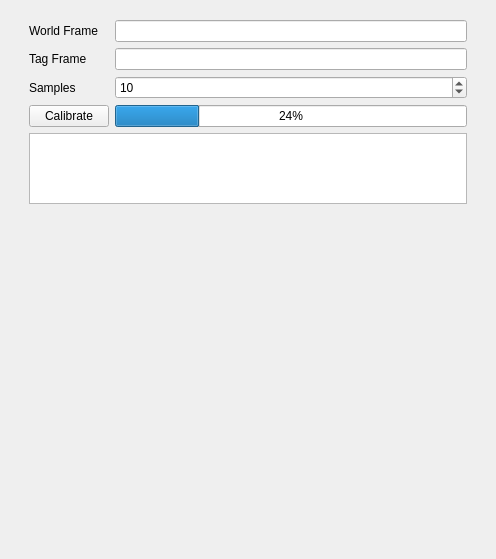
Above: riptide_rviz/riptide_rviz/src/MappingPanel.ui from osu-uwrt/riptide_gui before the change. Below: the same form after it.
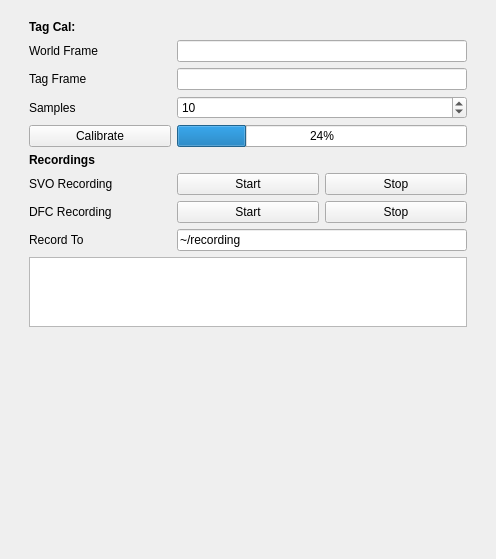
That is the form after the change.

Commit message: add buttons to start recordings. not implemented yet

What changed in the file:
```diff
--- a/riptide_rviz/riptide_rviz/src/MappingPanel.ui
+++ b/riptide_rviz/riptide_rviz/src/MappingPanel.ui
@@ -35,34 +35,42 @@
          <property name="bottomMargin">
           <number>0</number>
          </property>
-         <item row="0" column="1">
-          <widget class="QLineEdit" name="worldFrame"/>
+         <item row="10" column="1">
+          <widget class="QPushButton" name="dfcRecordingStart">
+           <property name="text">
+            <string>Start</string>
+           </property>
+          </widget>
          </item>
-         <item row="1" column="0">
+         <item row="7" column="0">
+          <widget class="QPushButton" name="calibButton">
+           <property name="text">
+            <string>Calibrate</string>
+           </property>
+          </widget>
+         </item>
+         <item row="10" column="0">
+          <widget class="QLabel" name="label_5">
+           <property name="text">
+            <string>DFC Recording</string>
+           </property>
+          </widget>
+         </item>
+         <item row="3" column="0">
           <widget class="QLabel" name="label_2">
            <property name="text">
             <string>Tag Frame</string>
            </property>
           </widget>
          </item>
-         <item row="3" column="0">
-          <widget class="QLabel" name="label_3">
-           <property name="text">
-            <string>Samples</string>
-           </property>
-          </widget>
-         </item>
-         <item row="1" column="1">
-          <widget class="QLineEdit" name="tagFrame"/>
-         </item>
-         <item row="0" column="0">
+         <item row="2" column="0">
           <widget class="QLabel" name="label">
            <property name="text">
             <string>World Frame</string>
            </property>
           </widget>
          </item>
-         <item row="3" column="1">
+         <item row="5" column="1" colspan="2">
           <widget class="QSpinBox" name="numSamples">
            <property name="minimum">
             <number>1</number>
@@ -72,20 +80,88 @@
            </property>
           </widget>
          </item>
-         <item row="4" column="0">
-          <widget class="QPushButton" name="calibButton">
+         <item row="9" column="0">
+          <widget class="QLabel" name="label_4">
            <property name="text">
-            <string>Calibrate</string>
+            <string>SVO Recording</string>
            </property>
           </widget>
          </item>
-         <item row="4" column="1">
+         <item row="8" column="0">
+          <widget class="QLabel" name="label_8">
+           <property name="styleSheet">
+            <string notr="true">font-weight: bold</string>
+           </property>
+           <property name="text">
+            <string>Recordings</string>
+           </property>
+          </widget>
+         </item>
+         <item row="9" column="2">
+          <widget class="QPushButton" name="zedSvoStop">
+           <property name="text">
+            <string>Stop</string>
+           </property>
+          </widget>
+         </item>
+         <item row="11" column="0">
+          <widget class="QLabel" name="label_6">
+           <property name="text">
+            <string>Record To</string>
+           </property>
+          </widget>
+         </item>
+         <item row="2" column="1" colspan="2">
+          <widget class="QLineEdit" name="worldFrame"/>
+         </item>
+         <item row="5" column="0">
+          <widget class="QLabel" name="label_3">
+           <property name="text">
+            <string>Samples</string>
+           </property>
+          </widget>
+         </item>
+         <item row="11" column="1" colspan="2">
+          <widget class="QLineEdit" name="recordDst">
+           <property name="text">
+            <string>~/recording</string>
+           </property>
+          </widget>
+         </item>
+         <item row="7" column="1" colspan="2">
           <widget class="QProgressBar" name="calibProgress">
            <property name="value">
             <number>24</number>
            </property>
           </widget>
          </item>
+         <item row="9" column="1">
+          <widget class="QPushButton" name="zedSvoStart">
+           <property name="text">
+            <string>Start</string>
+           </property>
+          </widget>
+         </item>
+         <item row="1" column="0">
+          <widget class="QLabel" name="label_7">
+           <property name="styleSheet">
+            <string notr="true">font-weight: bold</string>
+           </property>
+           <property name="text">
+            <string>Tag Cal:</string>
+           </property>
+          </widget>
+         </item>
+         <item row="3" column="1" colspan="2">
+          <widget class="QLineEdit" name="tagFrame"/>
+         </item>
+         <item row="10" column="2">
+          <widget class="QPushButton" name="dfcRecordingStop">
+           <property name="text">
+            <string>Stop</string>
+           </property>
+          </widget>
+         </item>
         </layout>
        </widget>
       </item>
```
The commit also changes 5 other files.
